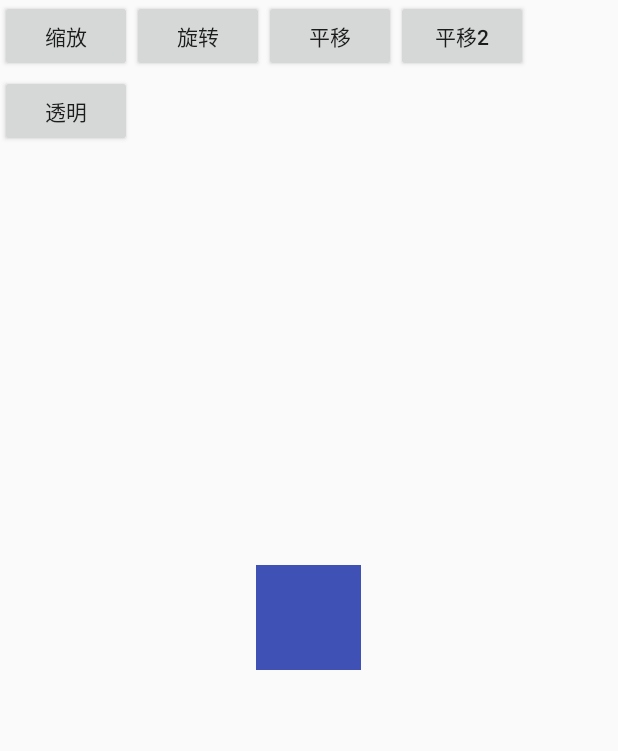
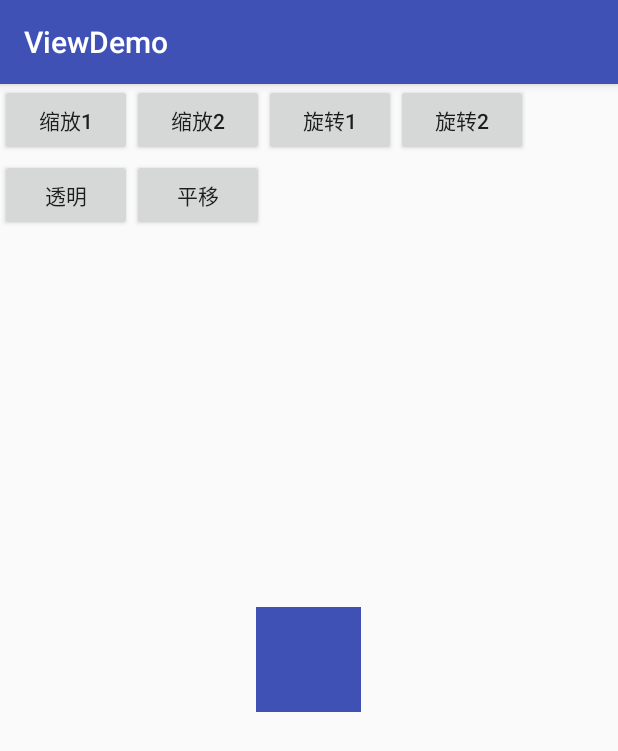
Before and after one commit to ysemylord/PracticeAll, an Android app: the screen it shows after launch (AnimationActivity before the commit, AnimatorActivity after it), on a phone screen of 412 x 824 dp. Shown: the top 751 px of the screen. Run offline under Robolectric (Android 15) with nearby library versions, the phone set to English and light mode, and no system bars.

Commit message:
属性动画练习

```diff
--- a/MyApplication/ViewDemo/app/src/main/AndroidManifest.xml
+++ b/MyApplication/ViewDemo/app/src/main/AndroidManifest.xml
@@ -1,6 +1,6 @@
 <?xml version="1.0" encoding="utf-8"?>
 <manifest xmlns:android="http://schemas.android.com/apk/res/android"
-    package="com.test.viewdemo">
+          package="com.test.viewdemo">
 
     <application
         android:allowBackup="true"
@@ -9,19 +9,20 @@
         android:supportsRtl="true"
         android:theme="@style/AppTheme">
         <activity android:name=".MainActivity">
-
         </activity>
-        <activity android:name=".DialogActivity"></activity>
+        <activity android:name=".DialogActivity"/>
         <activity
             android:name=".AnimationActivity"
             android:label="@string/title_activity_animation"
             android:theme="@style/AppTheme.NoActionBar">
+
+        </activity>
+        <activity android:name=".AnimatorActivity">
             <intent-filter>
-                <action android:name="android.intent.action.MAIN" />
+                <action android:name="android.intent.action.MAIN"/>
 
-                <category android:name="android.intent.category.LAUNCHER" />
+                <category android:name="android.intent.category.LAUNCHER"/>
             </intent-filter>
-
         </activity>
     </application>
 
--- a/MyApplication/ViewDemo/app/src/main/java/com/test/viewdemo/AnimationActivity.java
+++ b/MyApplication/ViewDemo/app/src/main/java/com/test/viewdemo/AnimationActivity.java
@@ -21,7 +21,7 @@ public class AnimationActivity extends AppCompatActivity {
     }
 
     public void scale(final View view) {
-        final ScaleAnimation scaleAnimationSmall=new ScaleAnimation(1,0.5f,1,0.5f, Animation.RELATIVE_TO_SELF,0.5f,Animation.RELATIVE_TO_SELF,0.5f);
+        final ScaleAnimation scaleAnimationSmall=new ScaleAnimation(1,0.5f,1,0.5f);
         scaleAnimationSmall.setDuration(1000);
         final ScaleAnimation scaleAnimationBig=new ScaleAnimation(0.5f,1,0.5f,1, Animation.RELATIVE_TO_SELF,0.5f,Animation.RELATIVE_TO_SELF,0.5f);
         scaleAnimationBig.setDuration(1000);
--- /dev/null
+++ b/MyApplication/ViewDemo/app/src/main/java/com/test/viewdemo/AnimatorActivity.java
@@ -0,0 +1,127 @@
+package com.test.viewdemo;
+
+import android.animation.Animator;
+import android.animation.AnimatorListenerAdapter;
+import android.animation.AnimatorSet;
+import android.animation.ObjectAnimator;
+import android.os.Bundle;
+import android.support.v7.app.AppCompatActivity;
+import android.util.Log;
+import android.view.View;
+
+/**
+ * 说明
+ * --------------------------------------------------------------
+ * 情况1:ObjectAnimator.ofFloat(mTargetView,"属性",值x)
+ * 和
+ * 情况2:ObjectAnimator.ofFloat(mTargetView,"属性",值x1,值x2，值x3)
+ * <p>
+ * 情况1 初始值是 当前值 是get属性，最终值是 x
+ * 情况2 初始值是 当前值 是x1，最终值是x2
+ * ---------------------------------------------
+ * <p>
+ * ----------------------------------------------
+ * ObjectAnimator.ofFloat(mTargetView,"属性",值x1,值x2，值x3)
+ * <p>
+ * 值x1,x2,x3是相对于最初始情况下的取值
+ * 例如:ObjectAnimator.ofFloat(mTargetView,"scaleX",0.5f,1f，1.5f)
+ * 其中0.5f，1f,1.5f是相对最初始状态下scaleX（即scaleX==1）的缩放程度;
+ * <p>
+ * ObjectAnimator.ofFloat(mTargetView,"tranlateX",100,200，400)
+ * 其中100,200,400实现对于最初状态下translateX(即translateX==0)的取值
+ * <p>
+ * 其他的设置同期
+ * <p>
+ * ----------------------------------------------
+ */
+public class AnimatorActivity extends AppCompatActivity {
+    private static final String TAG = "AnimatorActivity";
+    View mTargetView;
+
+    @Override
+    protected void onCreate(Bundle savedInstanceState) {
+        super.onCreate(savedInstanceState);
+        setContentView(R.layout.activity_animator);
+        mTargetView = findViewById(R.id.center_view);
+    }
+
+    public void scale1(View view) {
+        ObjectAnimator objectAnimatorScaleX = ObjectAnimator.ofFloat(mTargetView, "scaleX", mTargetView.getScaleX(), 2f, 0.5f, 1f).setDuration(1000);
+        ObjectAnimator objectAnimatorScaleY = ObjectAnimator.ofFloat(mTargetView, "scaleY", mTargetView.getScaleX(), 2f, 0.5f, 1f).setDuration(1000);
+        AnimatorSet animatorSet = new AnimatorSet();
+        animatorSet.playTogether(objectAnimatorScaleX, objectAnimatorScaleY);
+        animatorSet.start();
+        //注
+        //情况1:ObjectAnimator.ofFloat(mTargetView,"scaleX",一个值)
+        //和
+        // 情况2:ObjectAnimator.ofFloat(mTargetView,"scaleX",第一个值,多个值，最后一个值)
+        // 的效果是不一样的
+        //情况1 取值的变化范围是 view.getScaleX到"第一个值"，起始值为view.getScaleX
+        //情况2 取值的变化范围是 "第一个值"到"最后一个值"，起始值为"第一个值"
+    }
+
+    /**
+     * 证明了
+     * 最终的宽度大小=最初始的视图大小*scale
+     * 而不是 最终的宽度大小=现在的视图大小*scale
+     *
+     * @param view
+     */
+    public void scale2(View view) {
+        ObjectAnimator objectAnimatorScaleX = ObjectAnimator.ofFloat(mTargetView, "scaleX", mTargetView.getScaleX(), 2f).setDuration(1000);
+        AnimatorSet animatorSet = new AnimatorSet();
+        animatorSet.play(objectAnimatorScaleX);
+        objectAnimatorScaleX.addListener(new AnimatorListenerAdapter() {
+            @Override
+            public void onAnimationEnd(Animator animation) {
+                super.onAnimationEnd(animation);
+                Log.i(TAG, "onAnimationStart1: " + mTargetView.getScaleX());
+                ObjectAnimator objectAnimatorScaleX2 = ObjectAnimator.ofFloat(mTargetView, "scaleX", mTargetView.getScaleX(), 1f).setDuration(1000);
+                objectAnimatorScaleX2.start();
+            }
+        });
+
+
+        animatorSet.start();
+
+    }
+
+    public void rotate1(View view) {
+        mTargetView.setPivotX(0);
+        mTargetView.setPivotY(0);
+        ObjectAnimator objectAnimatorRotate = ObjectAnimator.ofFloat(mTargetView, "rotation", mTargetView.getRotation(), 180, 0).setDuration(2000);
+        objectAnimatorRotate.start();
+    }
+
+    public void rotate2(View view) {
+        mTargetView.setPivotX(0);
+        mTargetView.setPivotY(0);
+        ObjectAnimator objectAnimatorRotate = ObjectAnimator.ofFloat(mTargetView, "rotation", mTargetView.getRotation(), 180).setDuration(2000);
+        objectAnimatorRotate.addListener(new AnimatorListenerAdapter() {
+            @Override
+            public void onAnimationEnd(Animator animation) {
+                super.onAnimationEnd(animation);
+                ObjectAnimator objectAnimatorRotate = ObjectAnimator.ofFloat(mTargetView, "rotation", 0).setDuration(2000);
+                objectAnimatorRotate.start();
+
+            }
+        });
+        objectAnimatorRotate.start();
+    }
+
+
+    public void alpha(View view) {
+        ObjectAnimator objectAnimatorAlpah = ObjectAnimator.ofFloat(mTargetView, "alpha", mTargetView.getAlpha(), 0.5f, 1f).setDuration(2000);
+        objectAnimatorAlpah.start();
+    }
+
+    public void tranlate(View view) {
+        //mTargetView.getTranslationX();
+        ObjectAnimator objectAnimatorTranlateX = ObjectAnimator.ofFloat(mTargetView, "translationX", mTargetView.getTranslationX(), 200, 400).setDuration(2000);
+        ObjectAnimator objectAnimatorTranlateX2 = ObjectAnimator.ofFloat(mTargetView, "translationX", 400).setDuration(2000);
+        AnimatorSet objectAnimator = new AnimatorSet();
+        objectAnimator.play(objectAnimatorTranlateX).before(objectAnimatorTranlateX2);
+        objectAnimator.start();
+
+    }
+}
--- /dev/null
+++ b/MyApplication/ViewDemo/app/src/main/res/layout/activity_animator.xml
@@ -0,0 +1,68 @@
+<?xml version="1.0" encoding="utf-8"?>
+<RelativeLayout xmlns:android="http://schemas.android.com/apk/res/android"
+                xmlns:tools="http://schemas.android.com/tools"
+                android:layout_width="match_parent"
+                android:layout_height="match_parent"
+                tools:context="com.test.viewdemo.AnimationActivity">
+
+    <LinearLayout
+        android:layout_width="match_parent"
+        android:layout_height="wrap_content">
+
+        <Button
+            android:layout_width="wrap_content"
+            android:layout_height="wrap_content"
+            android:onClick="scale1"
+            android:text="缩放1"/>
+
+        <Button
+            android:layout_width="wrap_content"
+            android:layout_height="wrap_content"
+            android:onClick="scale2"
+            android:text="缩放2"/>
+
+        <Button
+            android:layout_width="wrap_content"
+            android:layout_height="wrap_content"
+            android:onClick="rotate1"
+            android:text="旋转1"/>
+
+        <Button
+            android:layout_width="wrap_content"
+            android:layout_height="wrap_content"
+            android:onClick="rotate2"
+            android:text="旋转2"/>
+
+
+
+
+    </LinearLayout>
+
+    <LinearLayout
+        android:layout_width="match_parent"
+        android:layout_marginTop="50dp"
+        android:layout_height="wrap_content">
+
+        <Button
+            android:layout_width="wrap_content"
+            android:layout_height="wrap_content"
+            android:onClick="alpha"
+            android:text="透明"/>
+        <Button
+            android:layout_width="wrap_content"
+            android:layout_height="wrap_content"
+            android:onClick="tranlate"
+            android:text="平移"/>
+
+    </LinearLayout>
+
+
+    <View
+        android:id="@+id/center_view"
+        android:layout_width="70dp"
+        android:layout_height="70dp"
+        android:layout_centerInParent="true"
+        android:background="@color/colorPrimary"></View>
+
+
+</RelativeLayout>
```
